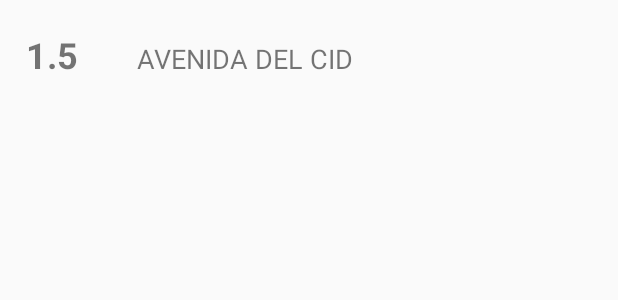
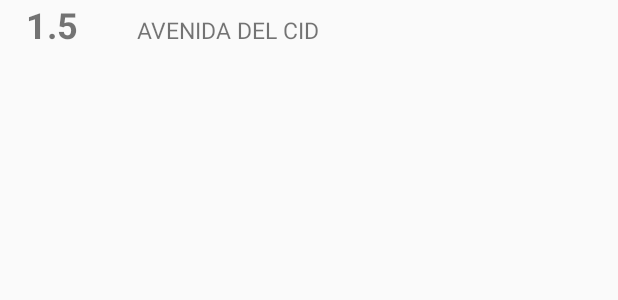
Before and after one commit to jfez/GasPrices2.0, an Android app: the layout layout_gasprice.xml on its own in the app's theme, with its tools: preview values and no code run, on a phone screen of 412 x 824 dp. Shown: the top 300 px of the screen. Run offline under Robolectric (Android 15) with nearby library versions, the phone set to English and light mode, and no system bars; network calls fail.

Commit message:
Fixing Layouts

```diff
--- a/app/src/main/java/com/example/jorge/gasprices/Presenter.java
+++ b/app/src/main/java/com/example/jorge/gasprices/Presenter.java
@@ -80,6 +80,7 @@ public class Presenter {
 
     public void checkTown(String s) {
         boolean enableButton = model.compareTownsBool (s, townsArray);
+        //boolean enableButton = false;
         if (enableButton){
             int index = model.compareTownsInt(s, townsArray);
             selectedTown = townsArray[index];
--- a/app/src/main/res/layout/activity_price.xml
+++ b/app/src/main/res/layout/activity_price.xml
@@ -9,7 +9,7 @@
     <ListView
         android:id="@+id/prices"
         android:layout_width="366dp"
-        android:layout_height="492dp"
+        android:layout_height="0dp"
         android:layout_marginStart="8dp"
         android:layout_marginLeft="8dp"
         android:layout_marginTop="8dp"
--- a/app/src/main/res/layout/layout_gasprice.xml
+++ b/app/src/main/res/layout/layout_gasprice.xml
@@ -9,7 +9,7 @@
     <TextView
         android:id="@+id/gasPrice"
         android:layout_width="66dp"
-        android:layout_height="50dp"
+        android:layout_height="wrap_content"
         android:layout_marginEnd="8dp"
         android:layout_marginRight="8dp"
         android:layout_marginBottom="8dp"
@@ -21,18 +21,18 @@
         app:layout_constraintHorizontal_bias="0.051"
         app:layout_constraintStart_toStartOf="parent"
         app:layout_constraintTop_toTopOf="parent"
-        app:layout_constraintVertical_bias="0.026" />
+        app:layout_constraintVertical_bias="0.0" />
 
     <TextView
         android:id="@+id/stationDirection"
         android:layout_width="273dp"
-        android:layout_height="50dp"
+        android:layout_height="wrap_content"
         android:layout_marginStart="8dp"
         android:layout_marginLeft="8dp"
         android:layout_marginEnd="136dp"
         android:layout_marginRight="136dp"
         android:text="TextView"
-        android:textSize="18sp"
+        android:textSize="15sp"
         app:layout_constraintBaseline_toBaselineOf="@+id/gasPrice"
         app:layout_constraintEnd_toEndOf="parent"
         app:layout_constraintHorizontal_bias="0.0"
```
Also changed, not shown: app/src/main/res/layout-land/activity_main.xml (+6 -6 lines).
